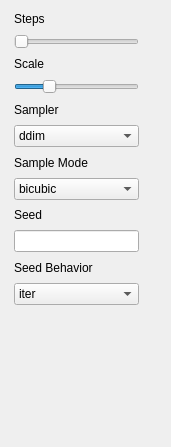
Old version of the form frontend/ui_widgets/sampler.ui in the repository XmYx/ainodes.
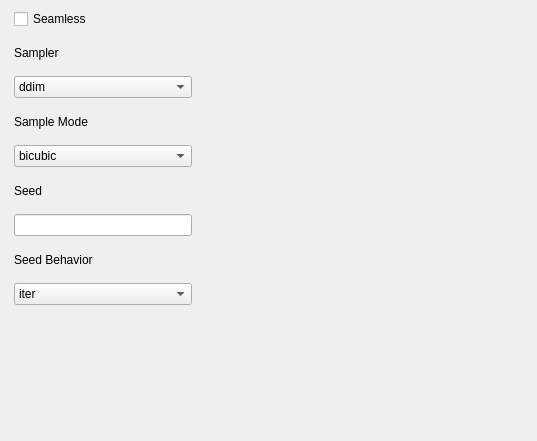
New version of the form.

```diff
--- a/frontend/ui_widgets/sampler.ui
+++ b/frontend/ui_widgets/sampler.ui
@@ -6,19 +6,19 @@
    <rect>
     <x>0</x>
     <y>0</y>
-    <width>171</width>
-    <height>447</height>
+    <width>537</width>
+    <height>441</height>
    </rect>
   </property>
   <property name="windowTitle">
    <string>Form</string>
   </property>
-  <widget class="QWidget" name="">
+  <widget class="QWidget" name="layoutWidget">
    <property name="geometry">
     <rect>
      <x>9</x>
      <y>9</y>
-     <width>135</width>
+     <width>188</width>
      <height>296</height>
     </rect>
    </property>
@@ -29,57 +29,50 @@
     <property name="rightMargin">
      <number>5</number>
     </property>
-    <item row="0" column="0">
-     <widget class="QLabel" name="label">
+    <item row="6" column="0">
+     <widget class="QLineEdit" name="lineEdit"/>
+    </item>
+    <item row="5" column="0">
+     <widget class="QLabel" name="label_5">
       <property name="text">
-       <string>Steps</string>
+       <string>Seed</string>
+      </property>
+     </widget>
+    </item>
+    <item row="7" column="0">
+     <widget class="QLabel" name="label_6">
+      <property name="text">
+       <string>Seed Behavior</string>
       </property>
      </widget>
     </item>
     <item row="1" column="0">
-     <widget class="QSlider" name="horizontalSlider_2">
-      <property name="maximum">
-       <number>180</number>
-      </property>
-      <property name="orientation">
-       <enum>Qt::Horizontal</enum>
-      </property>
-     </widget>
-    </item>
-    <item row="2" column="0">
-     <widget class="QLabel" name="label_2">
-      <property name="text">
-       <string>Scale</string>
-      </property>
-     </widget>
-    </item>
-    <item row="3" column="0">
-     <widget class="QSlider" name="horizontalSlider">
-      <property name="maximum">
-       <number>300</number>
-      </property>
-      <property name="value">
-       <number>75</number>
-      </property>
-      <property name="orientation">
-       <enum>Qt::Horizontal</enum>
-      </property>
-      <property name="invertedAppearance">
-       <bool>false</bool>
-      </property>
-      <property name="invertedControls">
-       <bool>false</bool>
-      </property>
-     </widget>
-    </item>
-    <item row="4" column="0">
      <widget class="QLabel" name="label_3">
       <property name="text">
        <string>Sampler</string>
       </property>
      </widget>
     </item>
-    <item row="5" column="0">
+    <item row="4" column="0">
+     <widget class="QComboBox" name="comboBox_2">
+      <item>
+       <property name="text">
+        <string>bicubic</string>
+       </property>
+      </item>
+      <item>
+       <property name="text">
+        <string>bilinear</string>
+       </property>
+      </item>
+      <item>
+       <property name="text">
+        <string>nearest</string>
+       </property>
+      </item>
+     </widget>
+    </item>
+    <item row="2" column="0">
      <widget class="QComboBox" name="comboBox">
       <item>
        <property name="text">
@@ -123,50 +116,7 @@
       </item>
      </widget>
     </item>
-    <item row="6" column="0">
-     <widget class="QLabel" name="label_4">
-      <property name="text">
-       <string>Sample Mode</string>
-      </property>
-     </widget>
-    </item>
-    <item row="7" column="0">
-     <widget class="QComboBox" name="comboBox_2">
-      <item>
-       <property name="text">
-        <string>bicubic</string>
-       </property>
-      </item>
-      <item>
-       <property name="text">
-        <string>bilinear</string>
-       </property>
-      </item>
-      <item>
-       <property name="text">
-        <string>nearest</string>
-       </property>
-      </item>
-     </widget>
-    </item>
     <item row="8" column="0">
-     <widget class="QLabel" name="label_5">
-      <property name="text">
-       <string>Seed</string>
-      </property>
-     </widget>
-    </item>
-    <item row="9" column="0">
-     <widget class="QLineEdit" name="lineEdit"/>
-    </item>
-    <item row="10" column="0">
-     <widget class="QLabel" name="label_6">
-      <property name="text">
-       <string>Seed Behavior</string>
-      </property>
-     </widget>
-    </item>
-    <item row="11" column="0">
      <widget class="QComboBox" name="comboBox_3">
       <item>
        <property name="text">
@@ -185,6 +135,20 @@
       </item>
      </widget>
     </item>
+    <item row="3" column="0">
+     <widget class="QLabel" name="label_4">
+      <property name="text">
+       <string>Sample Mode</string>
+      </property>
+     </widget>
+    </item>
+    <item row="0" column="0">
+     <widget class="QCheckBox" name="seamless">
+      <property name="text">
+       <string>Seamless</string>
+      </property>
+     </widget>
+    </item>
    </layout>
   </widget>
  </widget>
```
Left out of the diff: 6 changed lines with no effect on the pictures.
